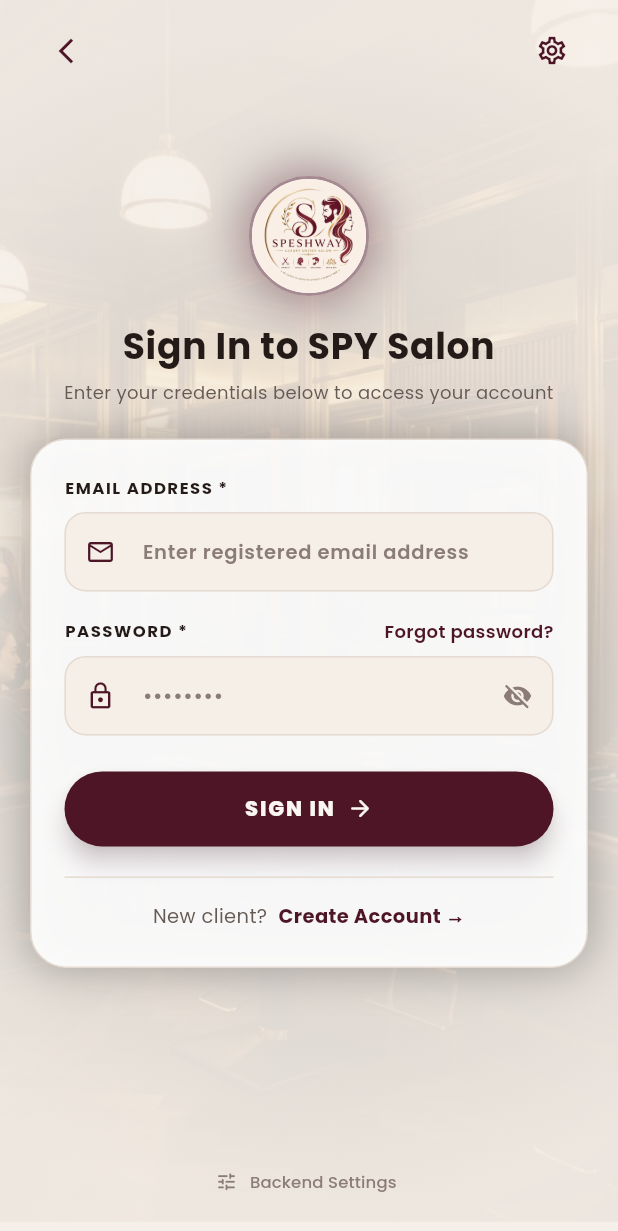
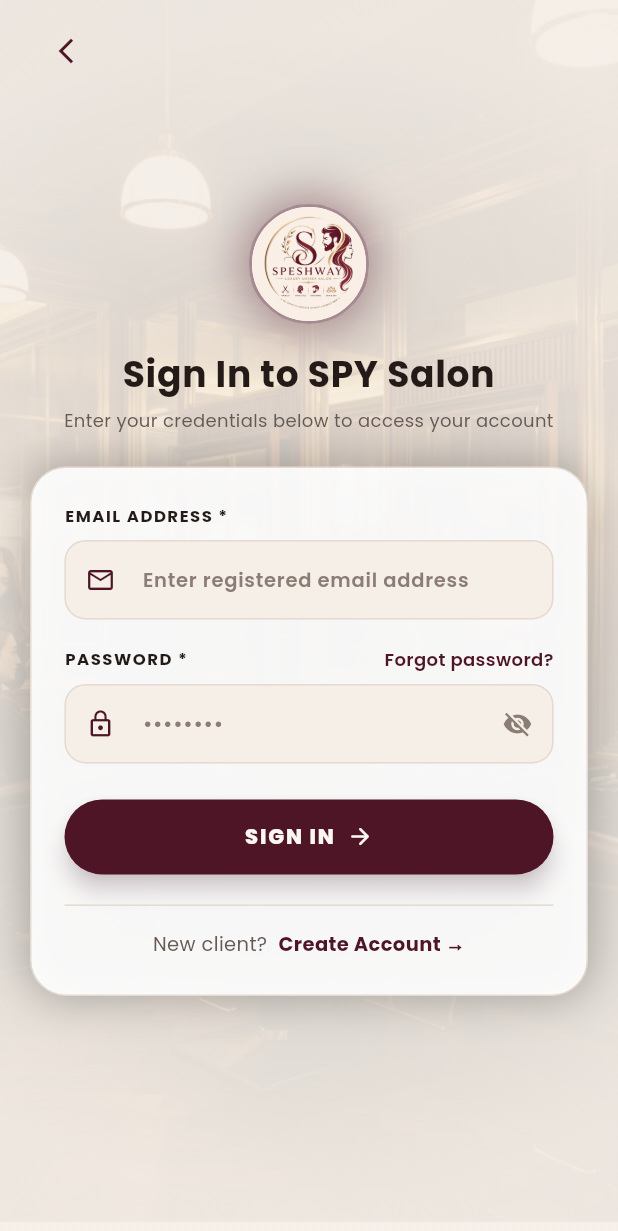
Before and after one commit to beerayona2101-bot/SPY_Salon, a Flutter app: the screen it shows after launch, after a tap on "Skip", after a tap on the "light mode" icon, after a tap on "Sign In", on a phone screen of 412 x 824 dp. Shown: the top 1231 px of the screen. Run offline on Flutter 3.47's test engine with Material 3 defaults, Android fonts, the phone set to English and light mode, and no system bars; our stand-ins replace firebase_core, firebase_messaging, flutter_local_notifications, google_fonts, open_filex, pdf and 3 more; accounts and stored records are empty; network calls fail.

Commit message:
Remove Settings icon and backend settings option from LoginScreen

```diff
--- a/mobile_app/lib/screens/login_screen.dart
+++ b/mobile_app/lib/screens/login_screen.dart
@@ -2,7 +2,6 @@
 import '../services/api_service.dart';
 import '../services/realtime_service.dart';
 import '../theme/app_colors.dart';
-import 'backend_settings_screen.dart';
 import 'customer_dashboard_screen.dart';
 import 'employee_dashboard_screen.dart';
 
@@ -210,16 +209,6 @@
     );
   }
 
-  Future<void> _openBackendSettings() async {
-    final updated = await Navigator.push<bool>(
-      context,
-      MaterialPageRoute(builder: (ctx) => const BackendSettingsScreen()),
-    );
-    if (updated == true && mounted) {
-      setState(() {});
-    }
-  }
-
   void _showForgotPasswordDialog() {
     final emailCtrl = TextEditingController(text: _loginIdentifierCtrl.text.trim());
     bool isSending = false;
@@ -395,14 +384,13 @@
                         padding: const EdgeInsets.symmetric(horizontal: 20.0),
                         child: Column(
                           children: [
-                            // Top Header Bar: Back button & Settings icon
+                            // Top Header Bar: Back button
                             Padding(
                               padding: EdgeInsets.only(
                                 top: (screenHeight * 0.012).clamp(6.0, 16.0),
                                 bottom: 4.0,
                               ),
                               child: Row(
-                                mainAxisAlignment: MainAxisAlignment.spaceBetween,
                                 children: [
                                   if (Navigator.canPop(context))
                                     IconButton(
@@ -416,12 +404,6 @@
                                     )
                                   else
                                     const SizedBox(width: 48),
-                                  IconButton(
-                                    constraints: const BoxConstraints(minWidth: 48, minHeight: 48),
-                                    tooltip: 'Backend Settings',
-                                    icon: Icon(Icons.settings_outlined, color: primaryColor, size: 22),
-                                    onPressed: _openBackendSettings,
-                                  ),
                                 ],
                               ),
                             ),
@@ -514,19 +496,6 @@
                             // Flexible bottom spacer
                             const Spacer(flex: 2),
 
-                            const SizedBox(height: 8),
-                            TextButton.icon(
-                              onPressed: _openBackendSettings,
-                              icon: Icon(Icons.tune_rounded, color: themeColors.textMuted, size: 15),
-                              label: Text(
-                                'Backend Settings',
-                                style: TextStyle(
-                                  color: themeColors.textMuted,
-                                  fontSize: 11,
-                                  fontWeight: FontWeight.w500,
-                                ),
-                              ),
-                            ),
                             const SizedBox(height: 12),
                           ],
                         ),
```
